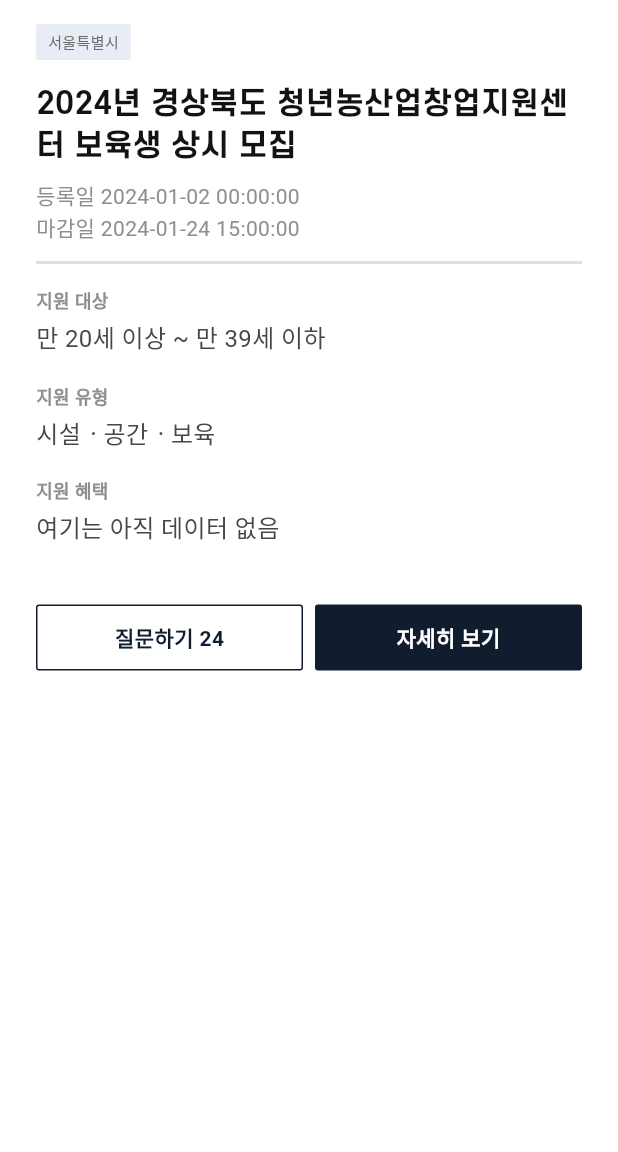
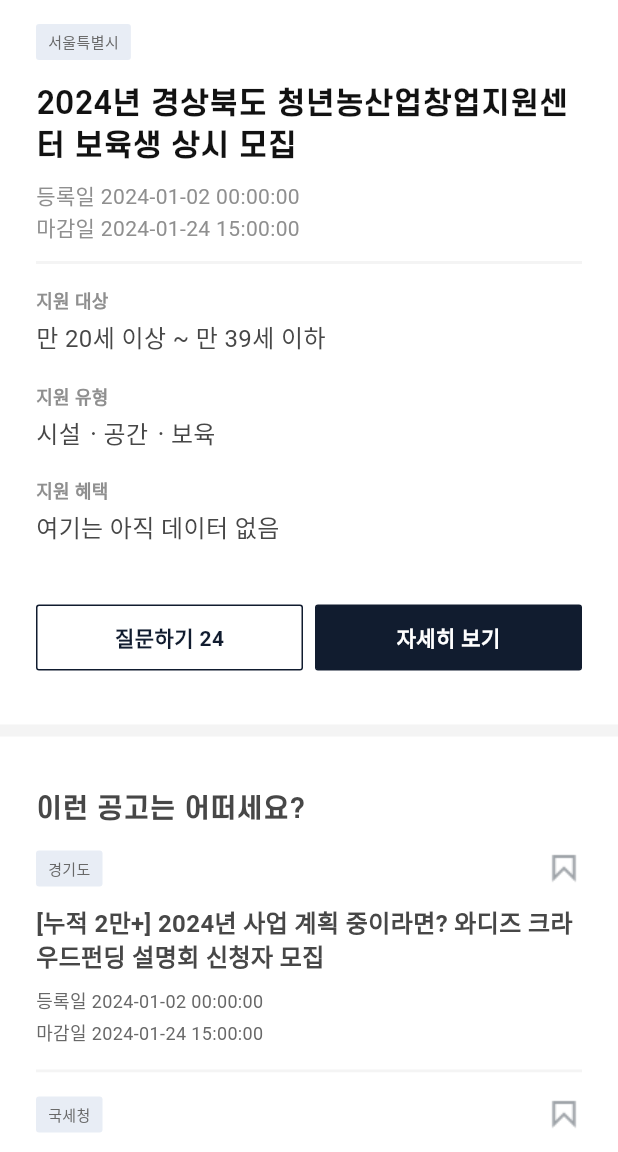
Before and after one commit to LeeYuChul/Synapse_StartingBlock, a Flutter app: the screen it shows after launch, after a tap on "서울특별시", on a phone screen of 412 x 824 dp, the part 84-1236 px from its top. Run offline on Flutter 3.47's test engine with Material 3 defaults, Android fonts, the phone set to English and light mode, and no system bars; our stand-ins replace webview_flutter; Roboto replaces fonts that are missing (pretendard).

Commit message:
0103_랜덤 표시

```diff
--- a/lib/constants/widgets/divider_component.dart
+++ b/lib/constants/widgets/divider_component.dart
@@ -9,7 +9,7 @@ class CustomDivider extends StatelessWidget {
     return Container(
       height: 2,
       decoration: const BoxDecoration(
-        color: AppColors.g2,
+        color: AppColors.g1,
       ),
     );
   }
--- a/lib/constants/widgets/topappbar_component.dart
+++ b/lib/constants/widgets/topappbar_component.dart
@@ -70,7 +70,12 @@ class SettingAppBar extends StatelessWidget implements PreferredSizeWidget {
 }
 
 class SearchAppBar extends StatelessWidget implements PreferredSizeWidget {
-  const SearchAppBar({Key? key}) : super(key: key);
+  final searchTapScreen;
+
+  const SearchAppBar({
+    Key? key,
+    required this.searchTapScreen,
+  }) : super(key: key);
 
   @override
   Size get preferredSize => const Size.fromHeight(56);
@@ -84,10 +89,18 @@ class SearchAppBar extends StatelessWidget implements PreferredSizeWidget {
       ),
       child: AppBar(
         actions: <Widget>[
-          SizedBox(
-            height: 48,
-            width: 48,
-            child: Image(image: AppImages.search),
+          GestureDetector(
+            onTap: () {
+              Navigator.push(
+                context,
+                MaterialPageRoute(builder: (context) => searchTapScreen),
+              );
+            },
+            child: SizedBox(
+              height: 48,
+              width: 48,
+              child: Image(image: AppImages.search),
+            ),
           ),
         ],
       ),
@@ -104,8 +117,11 @@ class BackAppBar extends StatelessWidget implements PreferredSizeWidget {
   @override
   Widget build(BuildContext context) {
     return AppBar(
-      leading: Image(
-        image: AppImages.back,
+      leading: GestureDetector(
+        onTap: () {
+          Navigator.pop(context);
+        },
+        child: Image(image: AppImages.back),
       ),
     );
   }
@@ -194,7 +210,12 @@ class BackTitleAppBar extends StatelessWidget implements PreferredSizeWidget {
   @override
   Widget build(BuildContext context) {
     return AppBar(
-      leading: Image(image: AppImages.back),
+      leading: GestureDetector(
+        onTap: () {
+          Navigator.pop(context);
+        },
+        child: Image(image: AppImages.back),
+      ),
       actions: <Widget>[
         Padding(
           padding: const EdgeInsets.only(right: 12.0),
--- /dev/null
+++ b/lib/screen/manage/models/offcampus_recommend_model.dart
@@ -0,0 +1,13 @@
+class OffCampusRecommendModel {
+  final String id, title, organize, startDate, endDate, target, age, type;
+
+  OffCampusRecommendModel.fromJson(Map<String, dynamic> json)
+      : id = json['id'].toString(),
+        title = json['공고제목'] ?? '',
+        organize = json['기관'] ?? '',
+        startDate = json['등록일'] ?? '',
+        endDate = json['마감일'] ?? '',
+        target = json['지원대상'] ?? '',
+        age = json['나이'] ?? '',
+        type = json['지원유형'] ?? '';
+}
--- a/lib/screen/manage/screen_manage.dart
+++ b/lib/screen/manage/screen_manage.dart
@@ -16,6 +16,9 @@ export 'package:starting_block/constants/widgets/bottom_navigation/gnb_tap.dart'
 //#교외지원사업 페이지
 export 'package:starting_block/screen/off_campus_screen/offcampus_home.dart';
 export 'package:starting_block/screen/off_campus_screen/offcampus_detail.dart';
+export 'package:starting_block/screen/off_campus_screen/offcampus_detail_info.dart';
+export 'package:starting_block/screen/off_campus_screen/offcampus_recommendation.dart';
+export 'package:starting_block/screen/off_campus_screen/offcampus_search.dart';
 
 //인앱웹뷰 페이지 관리용
 export 'package:starting_block/screen/webview_screen/intergrate_webview.dart';
--- a/lib/screen/off_campus_screen/offcampus_detail.dart
+++ b/lib/screen/off_campus_screen/offcampus_detail.dart
@@ -4,6 +4,7 @@ import 'package:flutter/services.dart';
 import 'package:starting_block/constants/constants.dart';
 import 'package:starting_block/screen/manage/screen_manage.dart';
 import 'package:starting_block/screen/manage/models/offcampus_detail_model.dart';
+import 'package:starting_block/screen/manage/models/offcampus_recommend_model.dart'; // 모델 파일 임포트
 
 class OffCampusDetail extends StatefulWidget {
   final String thisID;
@@ -25,6 +26,7 @@ class _OffCampusDetailState extends State<OffCampusDetail> {
   String thisAge = 'N/A';
   String thisType = 'N/A';
   String thisLink = 'N/A';
+  String thisID = 'N/A';
 
   @override
   void initState() {
@@ -50,89 +52,54 @@ class _OffCampusDetailState extends State<OffCampusDetail> {
         thisAge = detailData.age;
         thisType = detailData.type;
         thisLink = detailData.link;
+        thisID = detailData.id;
       }
     });
+  }
+
+  Future<List<OffCampusRecommendModel>> loadJsonData() async {
+    try {
+      String jsonString =
+          await rootBundle.loadString('lib/data_manage/outschool_gara.json');
+      List<dynamic> jsonData = json.decode(jsonString);
+      List<OffCampusRecommendModel> recommendations = jsonData
+          .where((item) => item['id'].toString() != widget.thisID)
+          .map((item) => OffCampusRecommendModel.fromJson(item))
+          .toList();
+      recommendations.shuffle();
+      return recommendations.take(3).toList(); // 여기서 3개 아이템만 선택
+    } catch (e) {
+      print('Error loading JSON data: $e');
+      return [];
+    }
   }
 
   @override
   Widget build(BuildContext context) {
     return Scaffold(
-      appBar: const SaveAppBar(
-        isSaved: true,
-      ),
-      body: Padding(
-        padding: const EdgeInsets.symmetric(horizontal: 24),
+      appBar: const SaveAppBar(isSaved: true),
+      body: SingleChildScrollView(
+        // SingleChildScrollView로 감싸기
         child: Column(
           crossAxisAlignment: CrossAxisAlignment.start,
           children: [
-            Gaps.v16,
-            Row(
-              children: [
-                OrganizeChip(text: thisOrganize),
-                const Spacer(),
-              ],
+            OffCampusDetailBody(
+              organize: thisOrganize,
+              title: thisTitle,
+              startDate: thisStartDate,
+              endDate: thisEndDate,
+              age: thisAge,
+              type: thisType,
+              link: thisLink,
+              thisID: widget.thisID,
             ),
-            Gaps.v16,
-            Text(
-              thisTitle,
-              style: AppTextStyles.st1.copyWith(color: AppColors.black),
+            Container(
+              height: 8,
+              decoration: const BoxDecoration(color: AppColors.g1),
             ),
-            Gaps.v8,
-            Text(
-              '등록일 $thisStartDate',
-              style: AppTextStyles.bd4.copyWith(color: AppColors.g4),
-            ),
-            Text(
-              '마감일 $thisEndDate',
-              style: AppTextStyles.bd4.copyWith(color: AppColors.g4),
-            ),
-            Gaps.v12,
-            const CustomDivider(),
-            Gaps.v16,
-            Text('지원 대상',
-                style: AppTextStyles.bd5.copyWith(color: AppColors.g4)),
-            Gaps.v4,
-            Text(thisAge,
-                style: AppTextStyles.bd2.copyWith(color: AppColors.g6)),
-            Gaps.v20,
-            Text('지원 유형',
-                style: AppTextStyles.bd5.copyWith(color: AppColors.g4)),
-            Gaps.v4,
-            Text(thisType,
-                style: AppTextStyles.bd2.copyWith(color: AppColors.g6)),
-            Gaps.v20,
-            Text('지원 혜택',
-                style: AppTextStyles.bd5.copyWith(color: AppColors.g4)),
-            Gaps.v4,
-            Text('여기는 아직 데이터 없음', //수정필요
-                style: AppTextStyles.bd2.copyWith(color: AppColors.g6)),
-            Gaps.v40,
-            Row(
-              children: [
-                const DeatailContainButton(
-                  filledcolor: AppColors.white,
-                  text: '질문하기 24',
-                  textcolor: AppColors.bluedark,
-                  onTapAction: null,
-                ),
-                Gaps.h8,
-                DeatailContainButton(
-                  filledcolor: AppColors.bluedark,
-                  text: '자세히 보기',
-                  textcolor: AppColors.white,
-                  onTapAction: () {
-                    Navigator.push(
-                      context,
-                      MaterialPageRoute(
-                        builder: (context) => WebViewScreen(
-                          url: thisLink,
-                          id: widget.thisID,
-                        ),
-                      ),
-                    );
-                  },
-                ),
-              ],
+            Recommendation(
+              futureRecommendations: loadJsonData(),
+              thisID: thisID,
             ),
           ],
         ),
--- /dev/null
+++ b/lib/screen/off_campus_screen/offcampus_detail_info.dart
@@ -0,0 +1,103 @@
+import 'package:flutter/material.dart';
+import 'package:starting_block/constants/constants.dart';
+import 'package:starting_block/screen/manage/screen_manage.dart';
+
+class OffCampusDetailBody extends StatelessWidget {
+  final String organize;
+  final String title;
+  final String startDate;
+  final String endDate;
+  final String age;
+  final String type;
+  final String link;
+  final String thisID;
+
+  const OffCampusDetailBody({
+    Key? key,
+    required this.organize,
+    required this.title,
+    required this.startDate,
+    required this.endDate,
+    required this.age,
+    required this.type,
+    required this.link,
+    required this.thisID,
+  }) : super(key: key);
+
+  @override
+  Widget build(BuildContext context) {
+    return Padding(
+      padding: const EdgeInsets.symmetric(horizontal: 24),
+      child: Column(
+        crossAxisAlignment: CrossAxisAlignment.start,
+        children: [
+          Gaps.v16,
+          Row(
+            children: [
+              OrganizeChip(text: organize),
+              const Spacer(),
+            ],
+          ),
+          Gaps.v16,
+          Text(
+            title,
+            style: AppTextStyles.st1.copyWith(color: AppColors.black),
+          ),
+          Gaps.v8,
+          Text(
+            '등록일 $startDate',
+            style: AppTextStyles.bd4.copyWith(color: AppColors.g4),
+          ),
+          Text(
+            '마감일 $endDate',
+            style: AppTextStyles.bd4.copyWith(color: AppColors.g4),
+          ),
+          Gaps.v12,
+          const CustomDivider(),
+          Gaps.v16,
+          Text('지원 대상', style: AppTextStyles.bd5.copyWith(color: AppColors.g4)),
+          Gaps.v4,
+          Text(age, style: AppTextStyles.bd2.copyWith(color: AppColors.g6)),
+          Gaps.v20,
+          Text('지원 유형', style: AppTextStyles.bd5.copyWith(color: AppColors.g4)),
+          Gaps.v4,
+          Text(type, style: AppTextStyles.bd2.copyWith(color: AppColors.g6)),
+          Gaps.v20,
+          Text('지원 혜택', style: AppTextStyles.bd5.copyWith(color: AppColors.g4)),
+          Gaps.v4,
+          Text('여기는 아직 데이터 없음', //수정필요
+              style: AppTextStyles.bd2.copyWith(color: AppColors.g6)),
+          Gaps.v40,
+          Row(
+            children: [
+              const DeatailContainButton(
+                filledcolor: AppColors.white,
+                text: '질문하기 24',
+                textcolor: AppColors.bluedark,
+                onTapAction: null,
+              ),
+              Gaps.h8,
+              DeatailContainButton(
+                filledcolor: AppColors.bluedark,
+                text: '자세히 보기',
+                textcolor: AppColors.white,
+                onTapAction: () {
+                  Navigator.push(
+                    context,
+                    MaterialPageRoute(
+                      builder: (context) => WebViewScreen(
+                        url: link,
+                        id: thisID,
+                      ),
+                    ),
+                  );
+                },
+              ),
+            ],
+          ),
+          Gaps.v36,
+        ],
+      ),
+    );
+  }
+}
--- a/lib/screen/off_campus_screen/offcampus_home.dart
+++ b/lib/screen/off_campus_screen/offcampus_home.dart
@@ -3,6 +3,7 @@ import 'package:starting_block/constants/constants.dart';
 import 'package:starting_block/screen/manage/models/offcampus_model.dart';
 import 'dart:convert';
 import 'package:flutter/services.dart';
+import 'package:starting_block/screen/manage/screen_manage.dart';
 
 Future<List<OffCampusModel>> loadJsonData() async {
   String jsonString =
@@ -27,7 +28,9 @@ class _OffCampusHomeState extends State<OffCampusHome> {
   @override
   Widget build(BuildContext context) {
     return Scaffold(
-      appBar: const SearchAppBar(),
+      appBar: const SearchAppBar(
+        searchTapScreen: OffCampusSearch(),
+      ),
       body: Padding(
         padding: const EdgeInsets.symmetric(horizontal: 24),
         child: Column(
--- /dev/null
+++ b/lib/screen/off_campus_screen/offcampus_recommendation.dart
@@ -0,0 +1,65 @@
+import 'package:flutter/material.dart';
+import 'package:starting_block/constants/constants.dart';
+import 'package:starting_block/screen/manage/models/offcampus_recommend_model.dart';
+
+class Recommendation extends StatelessWidget {
+  final Future<List<OffCampusRecommendModel>> futureRecommendations;
+  final String thisID;
+
+  const Recommendation({
+    Key? key,
+    required this.futureRecommendations,
+    required this.thisID,
+  }) : super(key: key);
+
+  @override
+  Widget build(BuildContext context) {
+    return Padding(
+      padding: const EdgeInsets.symmetric(horizontal: 24),
+      child: Column(
+        crossAxisAlignment: CrossAxisAlignment.start,
+        children: [
+          Gaps.v36,
+          Text(
+            '이런 공고는 어떠세요?',
+            style: AppTextStyles.st2.copyWith(color: AppColors.g6),
+          ),
+          FutureBuilder<List<OffCampusRecommendModel>>(
+            future: futureRecommendations,
+            builder: (context, snapshot) {
+              if (snapshot.connectionState == ConnectionState.done) {
+                if (snapshot.hasData && snapshot.data!.isNotEmpty) {
+                  // thisID를 제외한 데이터만 필터링
+                  var filteredData = snapshot.data!
+                      .where((item) => item.id != thisID)
+                      .toList();
+
+                  return ListView.builder(
+                    shrinkWrap: true,
+                    physics: const NeverScrollableScrollPhysics(),
+                    itemCount: filteredData.length,
+                    itemBuilder: (context, index) {
+                      var item = filteredData[index];
+                      return ItemList(
+                        thisID: item.id,
+                        thisOrganize: item.organize,
+                        thisTitle: item.title,
+                        thisStartDate: item.startDate,
+                        thisEndDate: item.endDate,
+                      );
+                    },
+                  );
+                } else if (snapshot.hasError) {
+                  return Text('Error: ${snapshot.error}');
+                } else {
+                  return const Text('No data available.');
+                }
+              }
+              return const CircularProgressIndicator();
+            },
+          ),
+        ],
+      ),
+    );
+  }
+}
--- /dev/null
+++ b/lib/screen/off_campus_screen/offcampus_search.dart
@@ -0,0 +1,19 @@
+import 'package:flutter/material.dart';
+
+class OffCampusSearch extends StatefulWidget {
+  const OffCampusSearch({super.key});
+
+  @override
+  State<OffCampusSearch> createState() => _OffCampusSearchState();
+}
+
+class _OffCampusSearchState extends State<OffCampusSearch> {
+  @override
+  Widget build(BuildContext context) {
+    return const Scaffold(
+      body: Center(
+        child: Text('여기는 검색화면'),
+      ),
+    );
+  }
+}
--- a/lib/screen/webview_screen/intergrate_webview.dart
+++ b/lib/screen/webview_screen/intergrate_webview.dart
@@ -1,5 +1,7 @@
 import 'package:flutter/material.dart';
 import 'package:webview_flutter/webview_flutter.dart';
+import 'package:starting_block/constants/constants.dart';
+import 'package:starting_block/screen/manage/screen_manage.dart';
 
 class WebViewScreen extends StatelessWidget {
   final String url;
@@ -17,7 +19,9 @@ class WebViewScreen extends StatelessWidget {
       ..loadRequest(Uri.parse(url));
 
     return Scaffold(
-      appBar: AppBar(title: const Text('웹뷰')),
+      appBar: const SaveAppBar(
+        isSaved: false,
+      ),
       body: WebViewWidget(controller: controller),
     );
   }
```
